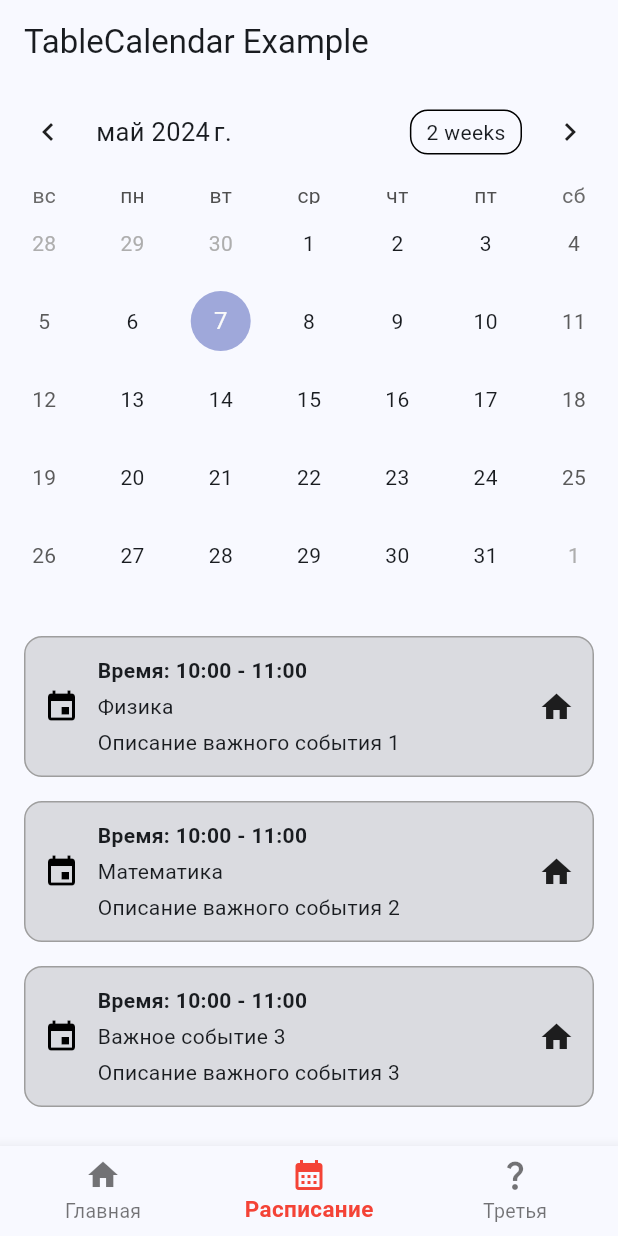
After one commit to Vladislav7589/TutorApp, a Flutter app: the CalendarPage screen opened by its route, on a phone screen of 412 x 824 dp. The commit adds this screen. Run offline on Flutter 3.47's test engine with Material 3 defaults, Android fonts, the phone set to English and light mode, and no system bars; drawn by our look-alikes of table_calendar; our stand-ins replace dio, flutter_rating_bar, flutter_riverpod, go_router, shared_preferences; missing offline and left inert: rating_summary; accounts and stored records are empty; network calls fail.

Commit message:
Добавлена страница расписания с календарем и занятиями

```diff
--- a/lib/main.dart
+++ b/lib/main.dart
@@ -1,9 +1,12 @@
 import 'package:flutter/material.dart';
 import 'package:flutter_riverpod/flutter_riverpod.dart';
+import 'package:intl/date_symbol_data_local.dart';
 
 import 'app_router.dart';
 
-void main() => runApp(const ProviderScope(child: MyApp()));
+void main(){
+  initializeDateFormatting().then((_) => runApp(const ProviderScope(child: MyApp())));
+}
 
 final router = AppRouter().router;
 final navigatorKey = GlobalKey<NavigatorState>();
@@ -16,6 +19,7 @@ class MyApp extends StatelessWidget {
   @override
   Widget build(BuildContext context) {
     return MaterialApp.router(
+        locale: const Locale('ru', 'RU'),
         scaffoldMessengerKey: scaffoldKey,
         debugShowCheckedModeBanner: false,
         title: 'TutorApp',
--- /dev/null
+++ b/lib/src/screens/calendar_page.dart
@@ -0,0 +1,115 @@
+import 'package:flutter/material.dart';
+import 'package:table_calendar/table_calendar.dart';
+
+class CalendarPage extends StatefulWidget {
+  const CalendarPage({super.key});
+
+  @override
+  State<CalendarPage> createState() => _CalendarPageState();
+}
+
+class _CalendarPageState extends State<CalendarPage> {
+  CalendarFormat _calendarFormat = CalendarFormat.month;
+  final RangeSelectionMode _rangeSelectionMode = RangeSelectionMode.toggledOff; // Can be toggled on/off by longpressing a date
+  DateTime _focusedDay = DateTime.now();
+  DateTime? _selectedDay;
+  DateTime? _rangeStart;
+  DateTime? _rangeEnd;
+  @override
+
+  @override
+  Widget build(BuildContext context) {
+    return Scaffold(
+      appBar: AppBar(
+        title: Text('TableCalendar Example'),
+      ),
+      body: Column(
+        children: [
+          TableCalendar(
+            locale: 'ru_RU',
+            firstDay: DateTime.utc(2010, 10, 16),
+            lastDay: DateTime.utc(2030, 3, 14),
+            focusedDay: DateTime.now(),
+            selectedDayPredicate: (day) {
+              return isSameDay(_selectedDay, day);
+            },
+            onDaySelected: (selectedDay, focusedDay) {
+              setState(() {
+                _selectedDay = selectedDay;
+                _focusedDay = focusedDay; // update `_focusedDay` here as well
+              });
+            },
+            calendarFormat: _calendarFormat,
+            onFormatChanged: (format) {
+              setState(() {
+                _calendarFormat = format;
+              });
+            },
+            onPageChanged: (focusedDay) {
+              _focusedDay = focusedDay;
+            },
+          ),
+          SizedBox(height: 20),
+          Expanded(
+            child: ListView.builder(
+              shrinkWrap: true,
+              itemCount: testEvents.length,
+              itemBuilder: (context, index) {
+                final event = testEvents[index];
+                return Container(
+                  margin: EdgeInsets.symmetric(vertical: 8, horizontal: 16),
+                  padding: EdgeInsets.all(12),
+                  decoration: BoxDecoration(
+                    color: Colors.black12,
+                    borderRadius: BorderRadius.circular(12),
+                    border: Border.all(color: Colors.grey),
+                  ),
+                  child: Row(
+                    children: [
+                      // Иконка типа занятия (можно заменить на иконку в соответствии с типом)
+                      Icon(Icons.event, color: Colors.black),
+                      SizedBox(width: 12),
+                      Column(
+                        crossAxisAlignment: CrossAxisAlignment.start,
+                        children: [
+                          // Время начала и окончания (можно заменить на время из события)
+                          Text('Время: 10:00 - 11:00', style: TextStyle(fontWeight: FontWeight.bold)),
+                          SizedBox(height: 4),
+                          // Заголовок события
+                          Text(event.title),
+                          SizedBox(height: 4),
+                          // Описание события
+                          Text(event.description),
+                        ],
+                      ),
+                      Spacer(),
+                      // Отображение статуса свободно/занято (можно заменить на иконку или текст в соответствии со статусом)
+                      Icon(Icons.home),
+                    ],
+                  ),
+                );
+              },
+            ),
+
+          ),
+        ],
+      ),
+    );
+
+  }
+}
+
+class Event {
+  final String title;
+  final String description;
+
+
+  Event(this.title, this.description);
+}
+
+// Пример тестовых данных: список событий для нескольких дат
+final List<Event> testEvents = [
+  Event('Физика', 'Описание важного события 1'),
+  Event('Математика', 'Описание важного события 2'),
+  Event('Важное событие 3', 'Описание важного события 3'),
+];
--- a/lib/src/screens/navigation_page.dart
+++ b/lib/src/screens/navigation_page.dart
@@ -49,8 +49,8 @@ class _NavigationPageState extends State<NavigationPage> {
             label: 'Главная',
           ),
           BottomNavigationBarItem(
-            icon: Icon(Icons.question_mark),
-            label: 'Вторая',
+            icon: Icon(Icons.calendar_month),
+            label: 'Расписание',
           ),
           BottomNavigationBarItem(
             icon: Icon(Icons.question_mark),
--- a/pubspec.yaml
+++ b/pubspec.yaml
@@ -18,6 +18,7 @@ dependencies:
   http: ^0.13.0-nullsafety
   shared_preferences: ^2.2.3
   intl: ^0.19.0
+  table_calendar: ^3.1.1
   rating_summary: ^1.0.2+1
   flutter_rating_bar: ^4.0.1
 dev_dependencies:
```
Also changed, not shown: lib/app_router.dart (+3 -40 lines), pubspec.lock.
